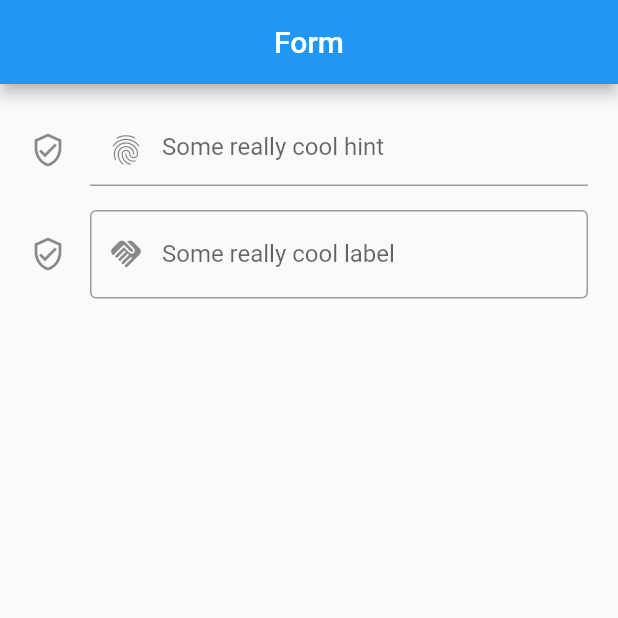
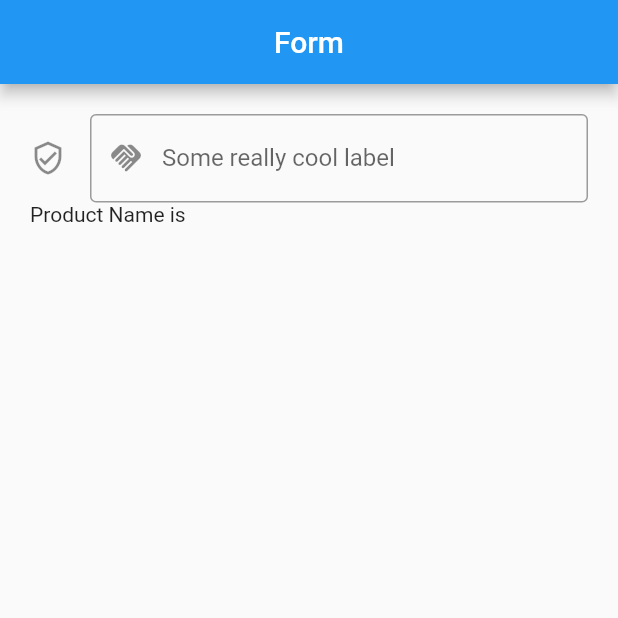
Before and after one commit to shinmantis/CodingWithT, a Flutter app: the screen it shows after launch, on a phone screen of 412 x 824 dp, the top half of it. Run offline on Flutter 3.47's test engine with Material 2 defaults, Android fonts, the phone set to English and light mode, and no system bars; our stand-ins replace font_awesome_flutter; missing offline and left inert: dart:ffi.

Commit message:
Coding with T, Section 3.3 TextField/TextFormField Part 2

```diff
--- a/lib/screens/FormNav.dart
+++ b/lib/screens/FormNav.dart
@@ -4,11 +4,21 @@ import 'package:flutter/material.dart';
 class MyForm extends StatefulWidget {
   const MyForm({super.key});
 
+
+
   @override
   State<MyForm> createState() => _MyFormState();
 }
 
 class _MyFormState extends State<MyForm> {
+  String _productName = "";
+
+  void _updateText(val){
+    setState(() {
+      _productName = val;
+    });
+  }
+
   @override
   Widget build(BuildContext context) {
     return Scaffold(
@@ -20,19 +30,23 @@ class _MyFormState extends State<MyForm> {
         padding: EdgeInsets.all(20.00),
         child: ListView(
           children: [
-            TextField(
-                decoration: InputDecoration(
-                    hintText: "Some really cool hint",
-                    icon: Icon(Icons.verified_user_outlined),
-                    prefixIcon: Icon(Icons.fingerprint))),
-            Text(""),
             TextFormField(
+              //When the form field changes, that new value is passed to the
+              //onChanged event as val, val is then fed into the private method
+              //_updateText which takes the value inside val.  The private method
+              //then updates the private _productName value.  setState then
+              //rebuild the widget and the new value is displayed.
+              onChanged: (val){
+                _updateText(val);
+              },
               decoration: InputDecoration(
-                  labelText: "Some really cool label",
-                  icon: Icon(Icons.verified_user_outlined),
-                  border: OutlineInputBorder(),
-                  prefixIcon: Icon(Icons.handshake)),
+                labelText: "Some really cool label",
+                icon: Icon(Icons.verified_user_outlined),
+                border: OutlineInputBorder(),
+                prefixIcon: Icon(Icons.handshake),
+              ),
             ),
+            Text("Product Name is $_productName")
           ],
         ),
       ),
```
